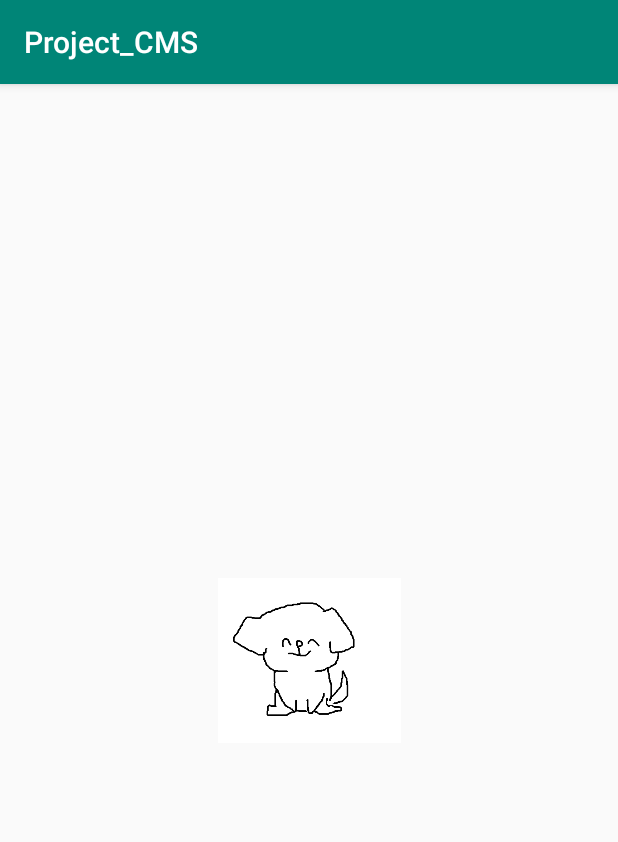
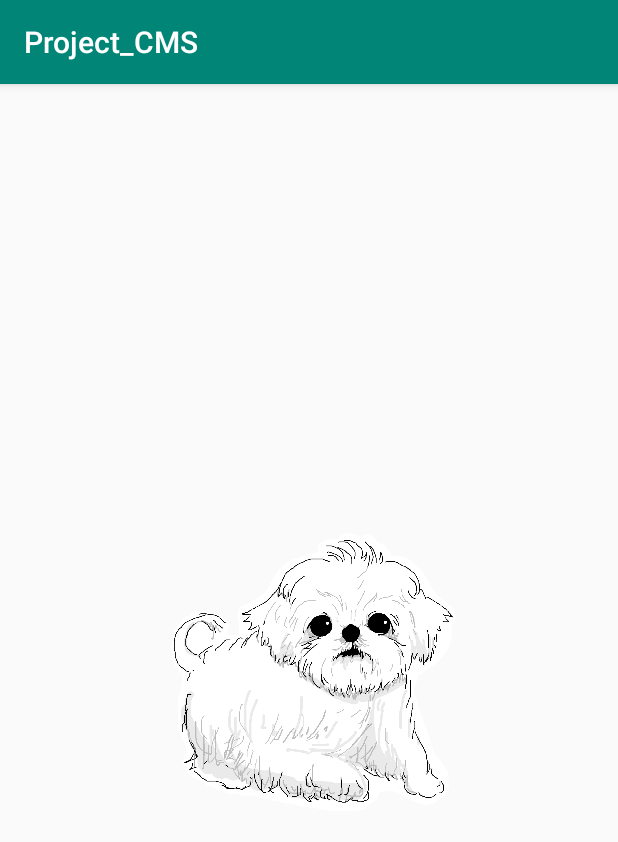
Before and after one commit to wotj7687/Project_CMS, an Android app: the screen it shows after launch (MainActivity), on a phone screen of 412 x 824 dp. Shown: the top 842 px of the screen. Run offline under Robolectric (Android 15) with nearby library versions, the phone set to English and light mode, and no system bars.

Commit message:
토리 보고싶다

```diff
--- a/app/src/main/res/layout/activity_main.xml
+++ b/app/src/main/res/layout/activity_main.xml
@@ -10,13 +10,13 @@
 
     <ImageView
         android:id="@+id/imageView"
-        android:layout_width="126dp"
-        android:layout_height="110dp"
+        android:layout_width="286dp"
+        android:layout_height="237dp"
         app:layout_constraintBottom_toBottomOf="parent"
         app:layout_constraintEnd_toEndOf="parent"
         app:layout_constraintStart_toStartOf="parent"
         app:layout_constraintTop_toTopOf="parent"
-        app:srcCompat="@drawable/my_first" />
+        app:srcCompat="@drawable/torry" />
 
     <android.support.v7.widget.RecyclerView
         android:id="@+id/rv_to_do_list"
```
Also changed, not shown: app/src/main/res/drawable/torry.png (added).
